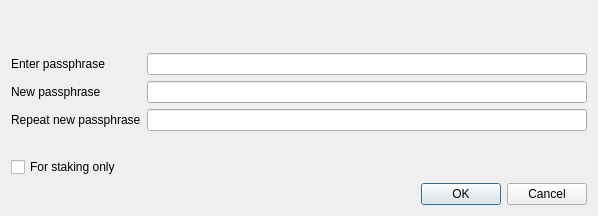
Above: src/qt/forms/askpassphrasedialog.ui from gridcoin-community/Gridcoin-Research before the change. Below: the same form after it.
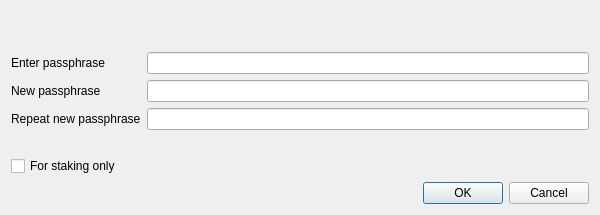
That is the form after the change.

Patch:
```diff
--- a/src/qt/forms/askpassphrasedialog.ui
+++ b/src/qt/forms/askpassphrasedialog.ui
@@ -6,8 +6,8 @@
    <rect>
     <x>0</x>
     <y>0</y>
-    <width>598</width>
-    <height>216</height>
+    <width>600</width>
+    <height>215</height>
    </rect>
   </property>
   <property name="sizePolicy">
```
